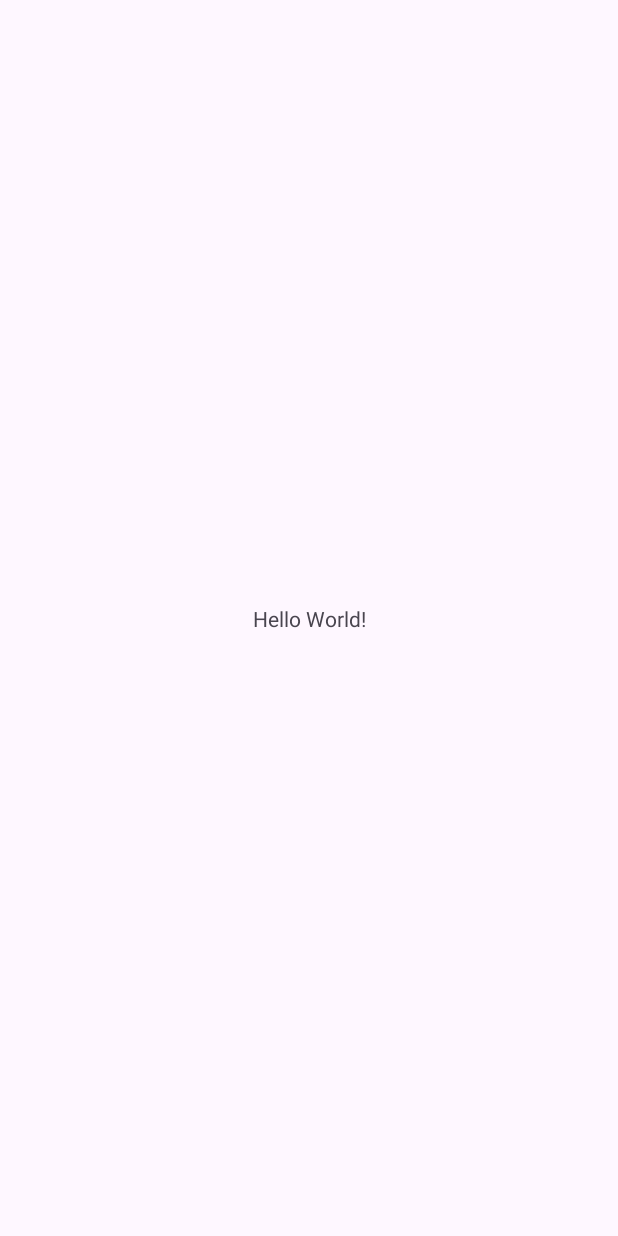
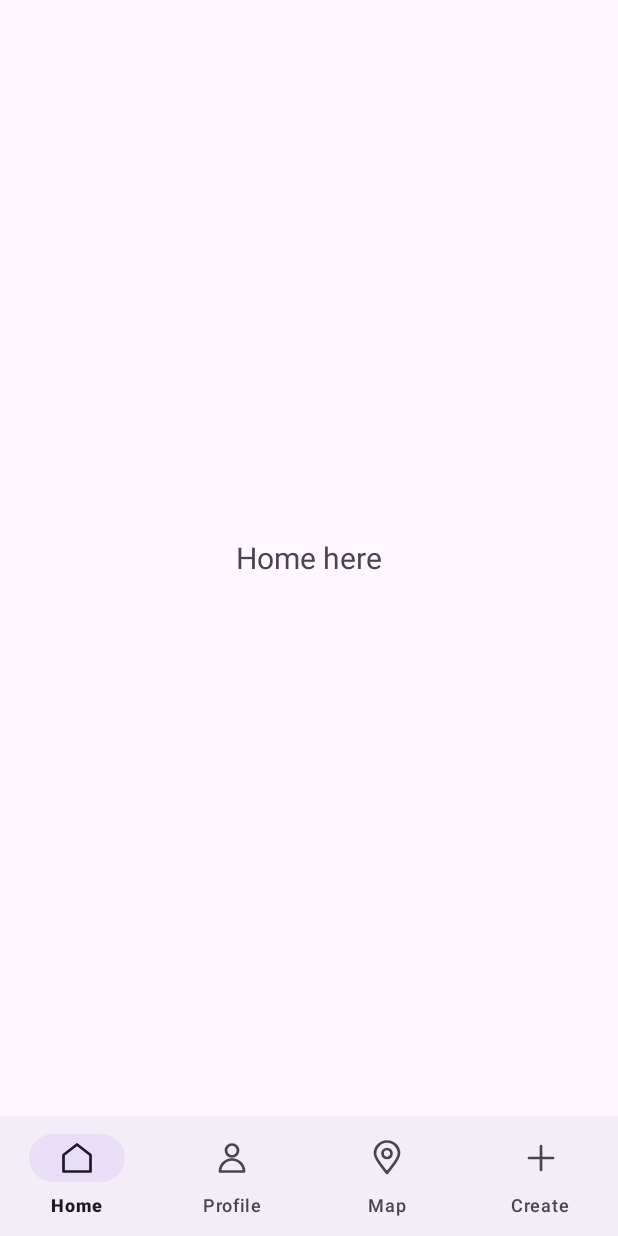
Before and after one commit to NorthernLadd/Capsule_Proto, an Android app: the screen it shows after launch (MainActivity), on a phone screen of 412 x 824 dp. Before the commit the screen is almost empty. Run offline under Robolectric (Android 15) with nearby library versions, the phone set to English and light mode, and no system bars.

Commit message:
added bottom nav bar

```diff
--- a/app/build.gradle.kts
+++ b/app/build.gradle.kts
@@ -3,6 +3,10 @@ plugins {
 }
 
 android {
+    buildFeatures {
+        viewBinding = true
+    }
+
     namespace = "com.example.capsule"
     compileSdk {
         version = release(37)
--- /dev/null
+++ b/app/src/main/java/com/example/capsule/CreateFragment.kt
@@ -0,0 +1,5 @@
+package com.example.capsule
+
+import androidx.fragment.app.Fragment
+
+class CreateFragment : Fragment(R.layout.fragment_create)
--- /dev/null
+++ b/app/src/main/java/com/example/capsule/HomeFragment.kt
@@ -0,0 +1,5 @@
+package com.example.capsule
+
+import androidx.fragment.app.Fragment
+
+class HomeFragment : Fragment(R.layout.fragment_home)
--- a/app/src/main/java/com/example/capsule/MainActivity.kt
+++ b/app/src/main/java/com/example/capsule/MainActivity.kt
@@ -5,16 +5,41 @@ import androidx.activity.enableEdgeToEdge
 import androidx.appcompat.app.AppCompatActivity
 import androidx.core.view.ViewCompat
 import androidx.core.view.WindowInsetsCompat
+import androidx.fragment.app.Fragment
+import com.example.capsule.databinding.ActivityMainBinding
 
 class MainActivity : AppCompatActivity() {
+    private lateinit var binding: ActivityMainBinding
+
     override fun onCreate(savedInstanceState: Bundle?) {
         super.onCreate(savedInstanceState)
         enableEdgeToEdge()
-        setContentView(R.layout.activity_main)
-        ViewCompat.setOnApplyWindowInsetsListener(findViewById(R.id.main)) { v, insets ->
-            val systemBars = insets.getInsets(WindowInsetsCompat.Type.systemBars())
-            v.setPadding(systemBars.left, systemBars.top, systemBars.right, systemBars.bottom)
+        binding = ActivityMainBinding.inflate(layoutInflater)
+        setContentView(binding.root)
+        ViewCompat.setOnApplyWindowInsetsListener(binding.root) { view, insets ->
+            val bars = insets.getInsets(WindowInsetsCompat.Type.systemBars())
+            view.setPadding(bars.left, bars.top, bars.right, bars.bottom)
             insets
         }
+        if (savedInstanceState == null) {
+            showFragment(HomeFragment())
+        }
+        binding.bottomNav.setOnItemSelectedListener { item ->
+            when (item.itemId) {
+                R.id.nav_home -> showFragment(HomeFragment())
+                R.id.nav_profile -> showFragment(ProfileFragment())
+                R.id.nav_map -> showFragment(MapFragment())
+                R.id.nav_create -> showFragment(CreateFragment())
+                else -> return@setOnItemSelectedListener false
+            }
+            true
+        }
+        binding.bottomNav.setOnItemReselectedListener { /* Keep the current page. */ }
+    }
+
+    private fun showFragment(fragment: Fragment) {
+        supportFragmentManager.beginTransaction()
+            .replace(R.id.fragmentContainer, fragment)
+            .commit()
     }
 }
--- /dev/null
+++ b/app/src/main/java/com/example/capsule/MapFragment.kt
@@ -0,0 +1,5 @@
+package com.example.capsule
+
+import androidx.fragment.app.Fragment
+
+class MapFragment : Fragment(R.layout.fragment_map)
--- /dev/null
+++ b/app/src/main/java/com/example/capsule/ProfileFragment.kt
@@ -0,0 +1,5 @@
+package com.example.capsule
+
+import androidx.fragment.app.Fragment
+
+class ProfileFragment : Fragment(R.layout.fragment_profile)
--- /dev/null
+++ b/app/src/main/res/drawable/ic_create.xml
@@ -0,0 +1,6 @@
+<vector xmlns:android="http://schemas.android.com/apk/res/android"
+    android:width="24dp" android:height="24dp" android:viewportWidth="24" android:viewportHeight="24">
+    <path android:fillColor="@android:color/transparent" android:strokeColor="#000000"
+        android:strokeWidth="1.8" android:strokeLineCap="round"
+        android:pathData="M12,4V20M4,12H20" />
+</vector>
--- /dev/null
+++ b/app/src/main/res/drawable/ic_home.xml
@@ -0,0 +1,6 @@
+<vector xmlns:android="http://schemas.android.com/apk/res/android"
+    android:width="24dp" android:height="24dp" android:viewportWidth="24" android:viewportHeight="24">
+    <path android:fillColor="@android:color/transparent" android:strokeColor="#000000"
+        android:strokeWidth="1.8" android:strokeLineJoin="round"
+        android:pathData="M3,10L12,3L21,10V21H3Z" />
+</vector>
--- /dev/null
+++ b/app/src/main/res/drawable/ic_map.xml
@@ -0,0 +1,6 @@
+<vector xmlns:android="http://schemas.android.com/apk/res/android"
+    android:width="24dp" android:height="24dp" android:viewportWidth="24" android:viewportHeight="24">
+    <path android:fillColor="@android:color/transparent" android:strokeColor="#000000"
+        android:strokeWidth="1.8" android:strokeLineJoin="round"
+        android:pathData="M12,22C10,19 4,13 4,9a8,8 0,0 1,16 0C20,13 14,19 12,22ZM12,6a3,3 0,1 0,0 6a3,3 0,0 0,0 -6" />
+</vector>
--- /dev/null
+++ b/app/src/main/res/drawable/ic_profile.xml
@@ -0,0 +1,6 @@
+<vector xmlns:android="http://schemas.android.com/apk/res/android"
+    android:width="24dp" android:height="24dp" android:viewportWidth="24" android:viewportHeight="24">
+    <path android:fillColor="@android:color/transparent" android:strokeColor="#000000"
+        android:strokeWidth="1.8" android:strokeLineJoin="round"
+        android:pathData="M12,3a4,4 0,1 0,0 8a4,4 0,0 0,0 -8M4,21a8,8 0,0 1,16 0Z" />
+</vector>
--- a/app/src/main/res/layout/activity_main.xml
+++ b/app/src/main/res/layout/activity_main.xml
@@ -1,19 +1,18 @@
 <?xml version="1.0" encoding="utf-8"?>
-<androidx.constraintlayout.widget.ConstraintLayout xmlns:android="http://schemas.android.com/apk/res/android"
+<LinearLayout xmlns:android="http://schemas.android.com/apk/res/android"
     xmlns:app="http://schemas.android.com/apk/res-auto"
-    xmlns:tools="http://schemas.android.com/tools"
-    android:id="@+id/main"
     android:layout_width="match_parent"
     android:layout_height="match_parent"
-    tools:context=".MainActivity">
-
-    <TextView
-        android:layout_width="wrap_content"
+    android:orientation="vertical">
+    <androidx.fragment.app.FragmentContainerView
+        android:id="@+id/fragmentContainer"
+        android:layout_width="match_parent"
+        android:layout_height="0dp"
+        android:layout_weight="1" />
+    <com.google.android.material.bottomnavigation.BottomNavigationView
+        android:id="@+id/bottomNav"
+        android:layout_width="match_parent"
         android:layout_height="wrap_content"
-        android:text="Hello World!"
-        app:layout_constraintBottom_toBottomOf="parent"
-        app:layout_constraintEnd_toEndOf="parent"
-        app:layout_constraintStart_toStartOf="parent"
-        app:layout_constraintTop_toTopOf="parent" />
-
-</androidx.constraintlayout.widget.ConstraintLayout>
+        app:labelVisibilityMode="labeled"
+        app:menu="@menu/bottom_nav_menu" />
+</LinearLayout>
--- /dev/null
+++ b/app/src/main/res/layout/fragment_home.xml
@@ -0,0 +1,11 @@
+<?xml version="1.0" encoding="utf-8"?>
+<FrameLayout xmlns:android="http://schemas.android.com/apk/res/android"
+    android:layout_width="match_parent"
+    android:layout_height="match_parent">
+    <TextView
+        android:layout_width="wrap_content"
+        android:layout_height="wrap_content"
+        android:layout_gravity="center"
+        android:text="@string/home_here"
+        android:textSize="20sp" />
+</FrameLayout>
--- /dev/null
+++ b/app/src/main/res/menu/bottom_nav_menu.xml
@@ -0,0 +1,6 @@
+<?xml version="1.0" encoding="utf-8"?><menu xmlns:android="http://schemas.android.com/apk/res/android">
+    <item android:id="@+id/nav_home" android:icon="@drawable/ic_home" android:title="@string/home" />
+    <item android:id="@+id/nav_profile" android:icon="@drawable/ic_profile" android:title="@string/profile" />
+    <item android:id="@+id/nav_map" android:icon="@drawable/ic_map" android:title="@string/map" />
+    <item android:id="@+id/nav_create" android:icon="@drawable/ic_create" android:title="@string/create" />
+</menu>
--- a/app/src/main/res/values/strings.xml
+++ b/app/src/main/res/values/strings.xml
@@ -1,3 +1,10 @@
-<resources>
-    <string name="app_name">Capsule</string>
+<resources><string name="app_name">Capsule</string>
+    <string name="home">Home</string>
+    <string name="home_here">Home here</string>
+    <string name="profile">Profile</string>
+    <string name="profile_here">Profile here</string>
+    <string name="map">Map</string>
+    <string name="map_here">Map here</string>
+    <string name="create">Create</string>
+    <string name="create_here">Create here</string>
 </resources>
```
Also changed, not shown: app/src/main/res/layout/fragment_create.xml (added, +11 -0 lines), app/src/main/res/layout/fragment_map.xml (added, +11 -0 lines), app/src/main/res/layout/fragment_profile.xml (added, +11 -0 lines).
